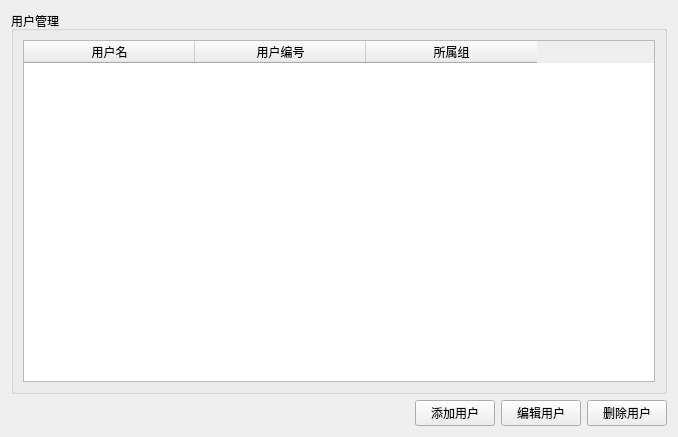
liuyufeng509/SecCenter, file SYS/sysusermgrpage.ui: the form before one commit.
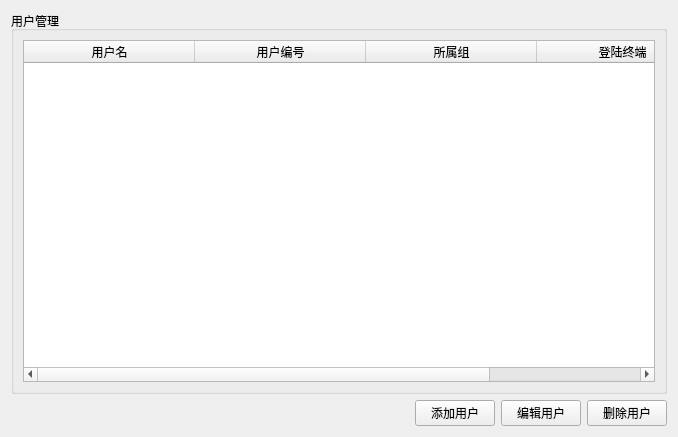
The form after the commit.

Commit message: 界面优化暂时完成

Diff of the .ui file:
```diff
--- a/SYS/sysusermgrpage.ui
+++ b/SYS/sysusermgrpage.ui
@@ -80,6 +80,11 @@
           <string>所属组</string>
          </property>
         </column>
+        <column>
+         <property name="text">
+          <string>登陆终端</string>
+         </property>
+        </column>
        </widget>
       </item>
      </layout>
```
The commit also changes 1 other file.
